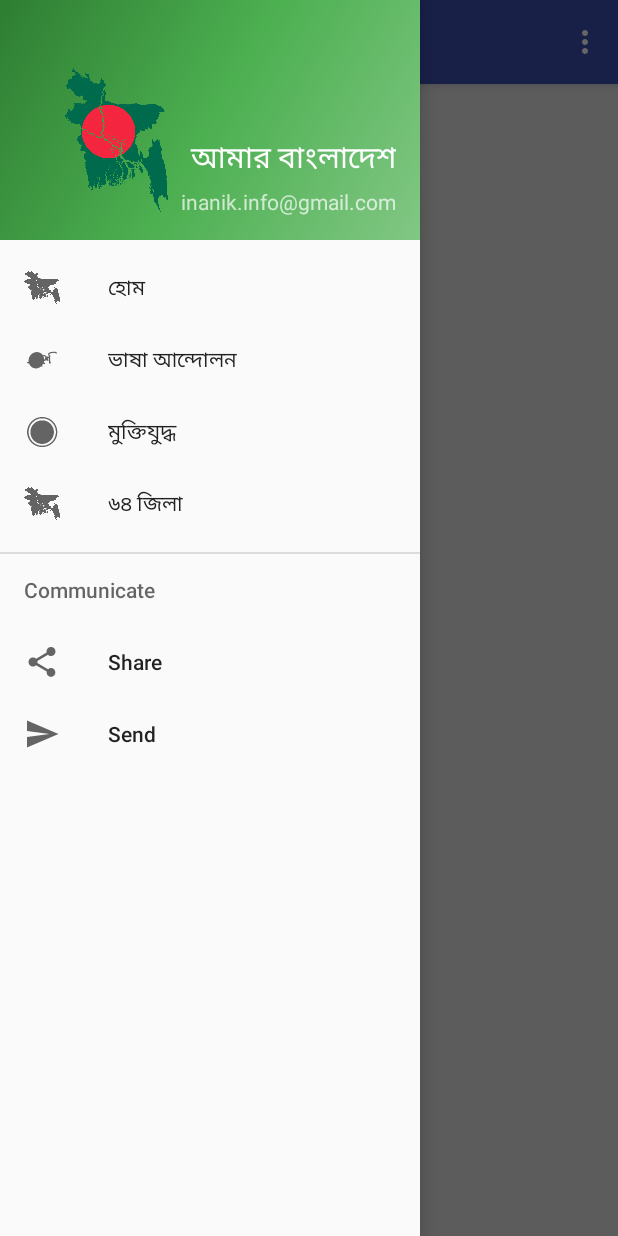
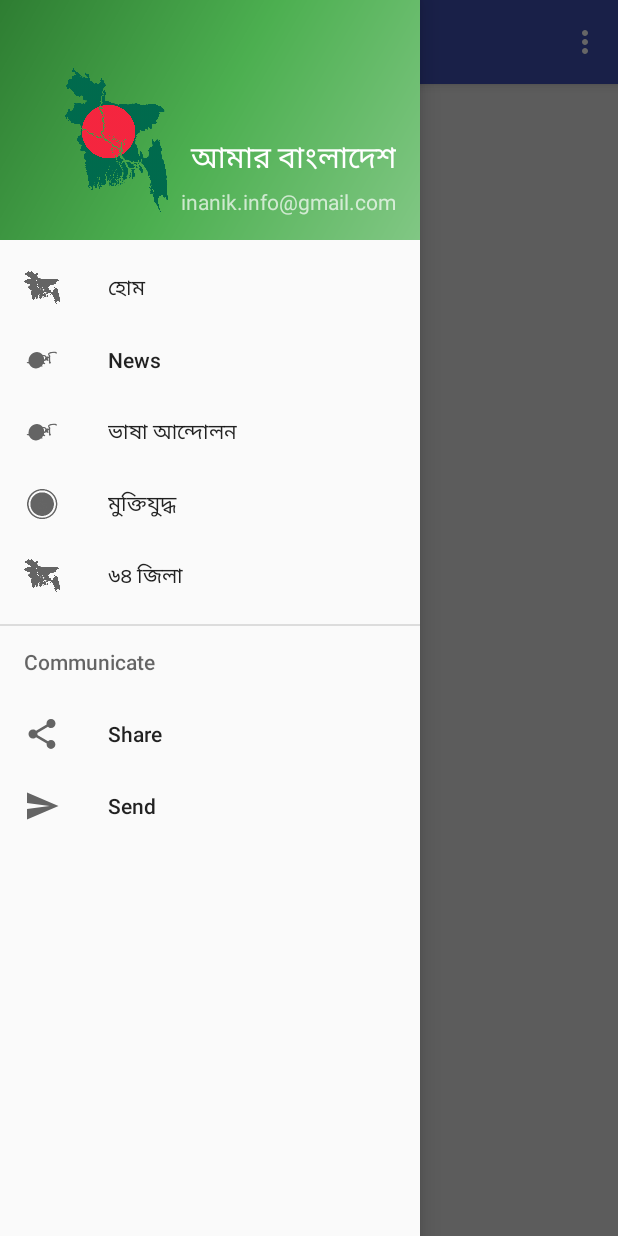
Before and after one commit to anikmoz/amarBangladesh, an Android app: the MainActivity screen opened directly, with no data from a screen before it, with the side drawer open, on a phone screen of 412 x 824 dp. Run offline under Robolectric (Android 15) with nearby library versions, the phone set to English and light mode, and no system bars; our stand-ins replace Volley.

Commit message:
new activity added

```diff
--- a/app/build.gradle
+++ b/app/build.gradle
@@ -34,8 +34,8 @@ dependencies {
     })
 
 
+
     compile 'com.android.support:appcompat-v7:25.3.1'
-
     compile 'com.android.support:design:25.3.1'
     compile 'com.android.support.constraint:constraint-layout:1.0.2'
     compile 'com.android.volley:volley:1.0.0'
--- a/app/src/main/java/com/example/anik/amarbangladesh/MainActivity.java
+++ b/app/src/main/java/com/example/anik/amarbangladesh/MainActivity.java
@@ -45,10 +45,6 @@ import java.util.List;
 public class MainActivity extends AppCompatActivity
         implements NavigationView.OnNavigationItemSelectedListener {
 
-    RequestQueue requestQueue;
-    private RecyclerView recyclerView;
-    private RecyclerView.Adapter adapter;
-    private List<Domain> domains;
 
 
     @Override
@@ -71,61 +67,10 @@ public class MainActivity extends AppCompatActivity
         getSupportActionBar().setLogo(R.mipmap.ic_launcher);
         getSupportActionBar().setDisplayUseLogoEnabled(true);
 
-        requestQueue = Volley.newRequestQueue(this);
 
-        recyclerView = (RecyclerView) findViewById(R.id.mainRecyclerViewId);
-        recyclerView.setHasFixedSize(true);
-        recyclerView.setLayoutManager(new LinearLayoutManager(this));
-
-        domains = new ArrayList<>();
-        getData(); // After checking internet connection if connection is success i am calling data function
 
     }
 
-    private static final String newsList = "http://learnfromgame.com/amarBangladesh/news.php";
-
-
-
-    public void getData() {
-        final ProgressDialog progressDialog = new ProgressDialog(this);
-        progressDialog.setMessage("Loading");
-        progressDialog.show();
-
-        JsonArrayRequest jsonArrayRequest = new JsonArrayRequest(Request.Method.GET, newsList, null, new Response.Listener<JSONArray>() {
-            @Override
-            public void onResponse(JSONArray response) {
-                System.out.println(response);
-
-                progressDialog.dismiss();
-                for (int i = 0; i < response.length(); i++) {
-                    try {
-                        JSONObject jsonObject = (JSONObject) response.get(i);
-                        Domain data = new Domain(
-                                jsonObject.getString("id"),
-                                jsonObject.getString("name"),
-                                jsonObject.getString("story"),
-                                jsonObject.getString("image"),
-                                jsonObject.getString("publish_date")
-                        );
-                        domains.add(data);
-                    } catch (JSONException e) {
-                        e.printStackTrace();
-                    }
-                }
-                adapter = new MyAdapter(domains, getApplicationContext());
-                recyclerView.setAdapter(adapter);
-            }
-        }, new Response.ErrorListener() {
-            @Override
-            public void onErrorResponse(VolleyError error) {
-                progressDialog.dismiss();
-                Toast.makeText(getApplicationContext(), error.getMessage(), Toast.LENGTH_LONG);
-            }
-        });
-        RequestQueue requestQueue = Volley.newRequestQueue(this);
-        requestQueue.add(jsonArrayRequest);
-
-    }
 
 
 
@@ -176,6 +121,10 @@ public class MainActivity extends AppCompatActivity
             Intent bashaAndolonCall = new Intent(MainActivity.this, bashaAndolon.class);
             startActivity(bashaAndolonCall);
 
+        }else if (id == R.id.news) {
+            Intent news = new Intent(MainActivity.this, News.class);
+            startActivity(news);
+
         } else if (id == R.id.muktizuddho) {
 
             Intent muktiZuddhoCall = new Intent(MainActivity.this, muktiZuddho.class);
--- a/app/src/main/java/com/example/anik/amarbangladesh/details.java
+++ b/app/src/main/java/com/example/anik/amarbangladesh/details.java
@@ -92,8 +92,8 @@ public class details extends AppCompatActivity {
 
             gotId = (String) bundle.getString("id");
             int convertid = Integer.parseInt(gotId);
-            Toast.makeText(details.this, gotId + convertid, Toast.LENGTH_SHORT).show();
-            System.out.println(gotId);
+            //Toast.makeText(details.this, gotId + convertid, Toast.LENGTH_SHORT).show();
+            //System.out.println(gotId);
 
             //textView.setText(gotId + convertid);
 
--- a/app/src/main/java/com/example/anik/amarbangladesh/domain/MyAdapter.java
+++ b/app/src/main/java/com/example/anik/amarbangladesh/domain/MyAdapter.java
@@ -64,7 +64,7 @@ public class MyAdapter extends RecyclerView.Adapter<MyAdapter.ViewHolder> {
                 final Domain domain = listData.get(position);
 
                 contentId = domain.getId();
-                System.out.println(contentId);
+                //System.out.println(contentId);
 
                 Intent intent = new Intent(context, details.class);
                 intent.putExtra("id",contentId);
--- a/app/src/main/res/layout/activity_main.xml
+++ b/app/src/main/res/layout/activity_main.xml
@@ -23,7 +23,6 @@
         android:layout_gravity="start"
         android:fitsSystemWindows="true"
         app:headerLayout="@layout/nav_header_main"
-
         app:menu="@menu/activity_main_drawer" />
 
 </android.support.v4.widget.DrawerLayout>
--- a/app/src/main/res/menu/activity_main_drawer.xml
+++ b/app/src/main/res/menu/activity_main_drawer.xml
@@ -8,6 +8,10 @@
             android:title="হোম"
             />
         <item
+            android:id="@+id/news"
+            android:icon="@mipmap/february"
+            android:title="News"
+            /> <item
             android:id="@+id/bashaandolon"
             android:icon="@mipmap/february"
             android:title="ভাষা আন্দোলন "
```
Also changed, not shown: app/src/main/AndroidManifest.xml (+4 -3 lines), app/src/main/java/com/example/anik/amarbangladesh/News.java (added, +102 -0 lines), app/src/main/res/layout/activity_news.xml (added, +27 -0 lines).
